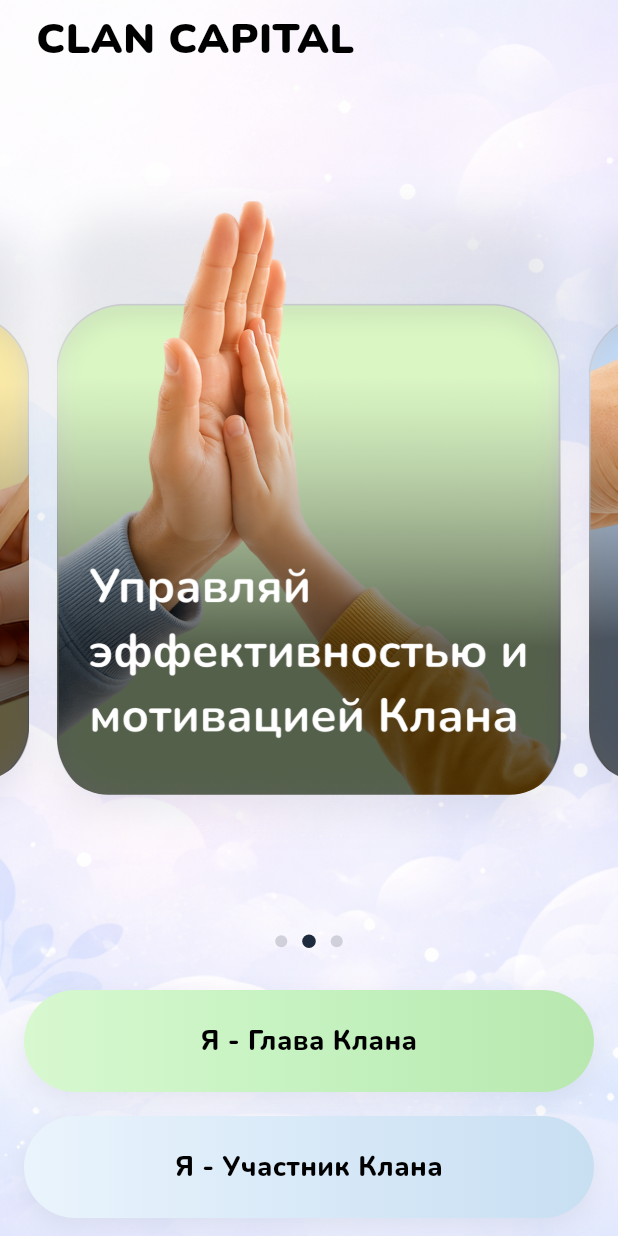
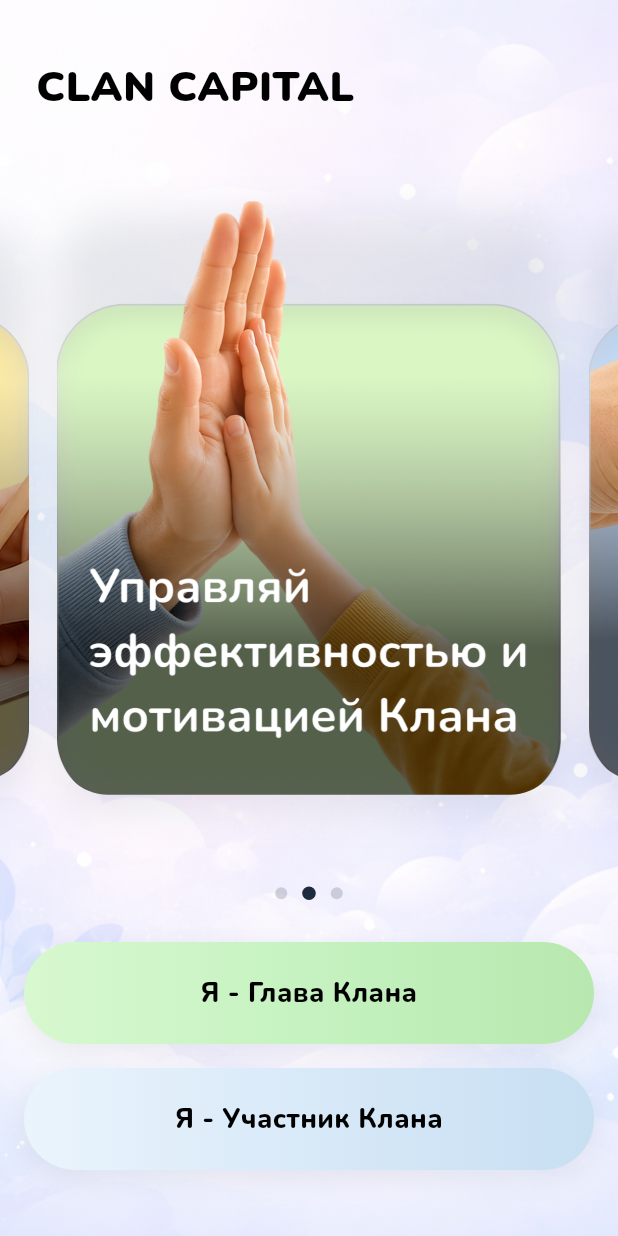
Before and after one commit to Uz11ps/klanymobail, a Flutter app: the screen it shows after launch, on a phone screen of 412 x 824 dp. Run offline on Flutter 3.47's test engine with Material 3 defaults, Android fonts, the phone set to English and light mode, and no system bars; our stand-ins replace firebase_core, firebase_messaging, flutter_dotenv, flutter_riverpod, go_router, google_fonts and 5 more; missing offline and left inert: dart:html; accounts and stored records are empty.

Commit message:
Update auth_landing_page.dart

```diff
--- a/apps/klany_mobile/lib/src/features/auth/pages/auth_landing_page.dart
+++ b/apps/klany_mobile/lib/src/features/auth/pages/auth_landing_page.dart
@@ -19,6 +19,9 @@ class _AuthLandingPageState extends State<AuthLandingPage> {
   static const _carouselViewport = 0.84;
   static const _slideAspectRatio = 335 / 400;
   static const _ctaHorizontalPadding = 16.0;
+  /// Figma frame: воздух сверху/снизу (в т.ч. на web, где safe area = 0).
+  static const _minTopInset = 36.0;
+  static const _minBottomInset = 44.0;
 
   late final PageController _pageController = PageController(
     viewportFraction: _carouselViewport,
@@ -61,7 +64,9 @@ class _AuthLandingPageState extends State<AuthLandingPage> {
       slideWidth / _slideAspectRatio,
       size.height * 0.48,
     );
-    final bottomInset = MediaQuery.paddingOf(context).bottom;
+    final safe = MediaQuery.paddingOf(context);
+    final topInset = math.max(safe.top, _minTopInset);
+    final bottomInset = math.max(safe.bottom, _minBottomInset);
 
     return Scaffold(
       backgroundColor: const Color(0xFFF4F9FD),
@@ -69,12 +74,12 @@ class _AuthLandingPageState extends State<AuthLandingPage> {
         fit: StackFit.expand,
         children: [
           const _LandingBackground(),
-          SafeArea(
-            bottom: false,
+          Padding(
+            padding: EdgeInsets.only(top: topInset, bottom: bottomInset),
             child: Column(
               crossAxisAlignment: CrossAxisAlignment.stretch,
               children: [
-                const SizedBox(height: 10),
+                const SizedBox(height: 6),
                 const Padding(
                   padding: EdgeInsets.only(left: 24, right: 20),
                   child: Text(
@@ -150,11 +155,8 @@ class _AuthLandingPageState extends State<AuthLandingPage> {
                 ),
                 const SizedBox(height: 28),
                 Padding(
-                  padding: EdgeInsets.fromLTRB(
-                    _ctaHorizontalPadding,
-                    0,
-                    _ctaHorizontalPadding,
-                    12 + bottomInset,
+                  padding: const EdgeInsets.symmetric(
+                    horizontal: _ctaHorizontalPadding,
                   ),
                   child: Column(
                     crossAxisAlignment: CrossAxisAlignment.stretch,
```
